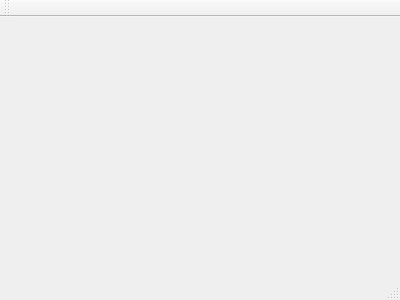
Old version of the form searcher/gui/useless_web_searcher/mainwindow.ui in the repository stryku/useless_web_searcher.
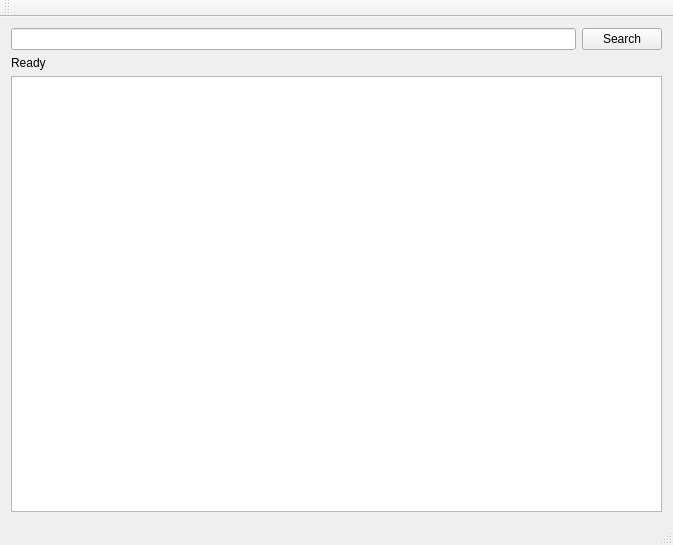
New version of the form.

The edit to the form file:
```diff
--- a/searcher/gui/useless_web_searcher/mainwindow.ui
+++ b/searcher/gui/useless_web_searcher/mainwindow.ui
@@ -1,24 +1,74 @@
 <ui version="4.0">
  <class>MainWindow</class>
- <widget class="QMainWindow" name="MainWindow" >
-  <property name="geometry" >
+ <widget class="QMainWindow" name="MainWindow">
+  <property name="geometry">
    <rect>
     <x>0</x>
     <y>0</y>
-    <width>400</width>
-    <height>300</height>
+    <width>673</width>
+    <height>545</height>
    </rect>
   </property>
   <property name="windowTitle" >
    <string>MainWindow</string>
   </property>
-  <widget class="QMenuBar" name="menuBar" />
-  <widget class="QToolBar" name="mainToolBar" />
-  <widget class="QWidget" name="centralWidget" />
-  <widget class="QStatusBar" name="statusBar" />
+  <widget class="QWidget" name="centralWidget">
+   <layout class="QGridLayout" name="gridLayout">
+    <item row="0" column="0">
+     <layout class="QVBoxLayout" name="verticalLayout_2">
+      <item>
+       <layout class="QVBoxLayout" name="verticalLayout">
+        <item>
+         <layout class="QHBoxLayout" name="horizontalLayout">
+          <item>
+           <widget class="QLineEdit" name="lineEdit_query"/>
+          </item>
+          <item>
+           <widget class="QPushButton" name="pushButton_search">
+            <property name="text">
+             <string>Search</string>
+            </property>
+           </widget>
+          </item>
+         </layout>
+        </item>
+        <item>
+         <widget class="QLabel" name="label_status">
+          <property name="text">
+           <string>Ready</string>
+          </property>
+         </widget>
+        </item>
+       </layout>
+      </item>
+      <item>
+       <widget class="QListView" name="listView_results"/>
+      </item>
+     </layout>
+    </item>
+   </layout>
+  </widget>
+  <widget class="QMenuBar" name="menuBar">
+   <property name="geometry">
+    <rect>
+     <x>0</x>
+     <y>0</y>
+     <width>673</width>
+     <height>22</height>
+    </rect>
+   </property>
+  </widget>
+  <widget class="QToolBar" name="mainToolBar">
+   <attribute name="toolBarArea">
+    <enum>TopToolBarArea</enum>
+   </attribute>
+   <attribute name="toolBarBreak">
+    <bool>false</bool>
+   </attribute>
+  </widget>
+  <widget class="QStatusBar" name="statusBar"/>
  </widget>
- <layoutDefault spacing="6" margin="11" />
- <pixmapfunction></pixmapfunction>
+ <layoutdefault spacing="6" margin="11"/>
  <resources/>
  <connections/>
 </ui>
```
Left out of the diff: 3 changed lines with no effect on the pictures.
